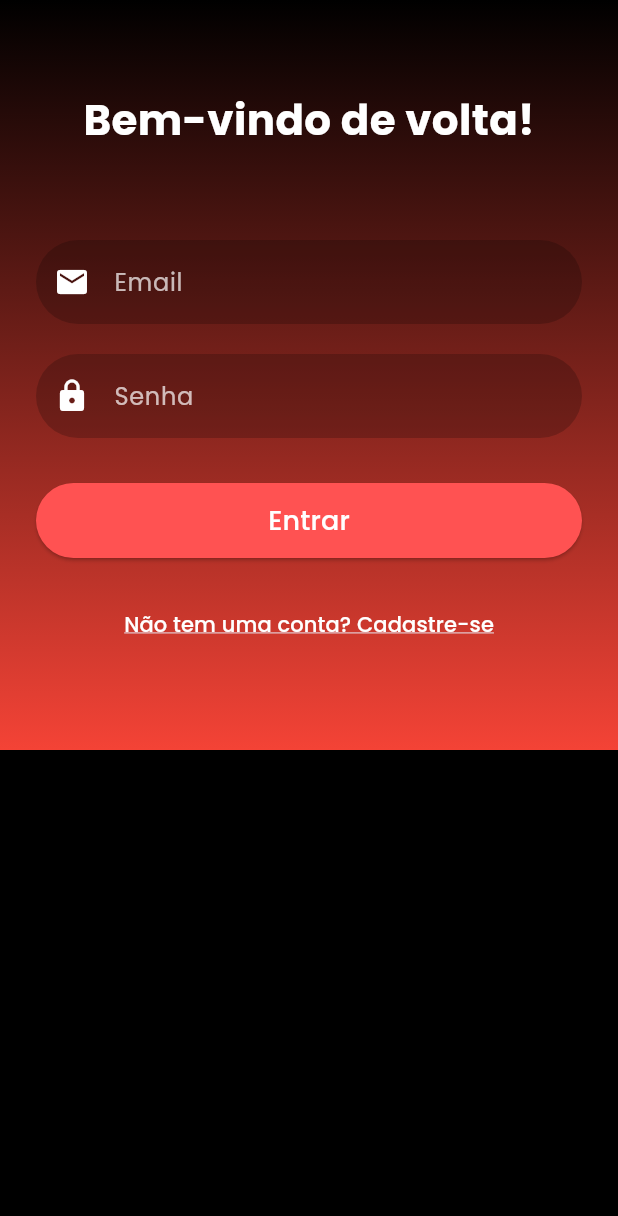
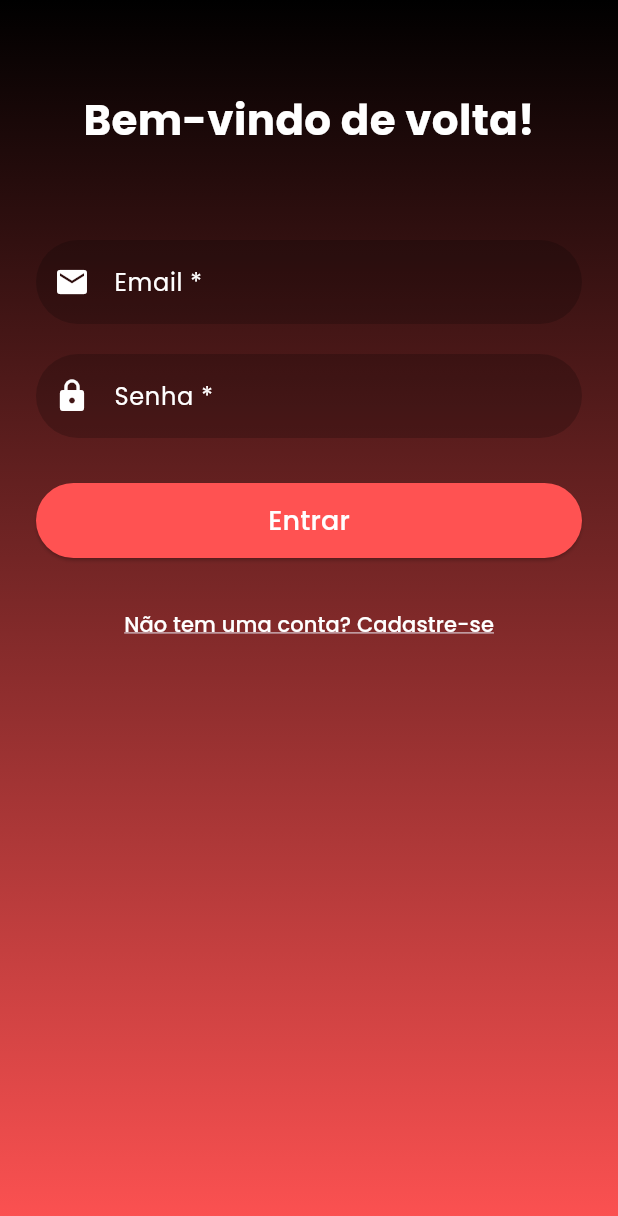
Before and after one commit to JoanaPixel/CatalogoProduto_flutter, a Flutter app: the screen it shows after launch, on a phone screen of 412 x 824 dp. Shown: the top 1216 px of the screen. Run offline on Flutter 3.47's test engine with Material 3 defaults, Android fonts, the phone set to English and light mode, and no system bars; our stand-ins replace flutter_secure_storage, google_fonts, supabase_flutter; accounts and stored records are empty.

Commit message:
2.1.2 - ajustado campo de senha e email

```diff
--- a/lib/screens/login_screen.dart
+++ b/lib/screens/login_screen.dart
@@ -46,9 +46,11 @@ class _LoginScreenState extends State<LoginScreen> {
   Widget build(BuildContext context) {
     return Scaffold(
       body: Container(
+        height: double.infinity,
+        width: double.infinity,
         decoration: const BoxDecoration(
           gradient: LinearGradient(
-            colors: [Colors.black, Colors.red],
+            colors: [Colors.black, Colors.redAccent],
             begin: Alignment.topCenter,
             end: Alignment.bottomCenter,
           ),
@@ -56,6 +58,7 @@ class _LoginScreenState extends State<LoginScreen> {
         padding: const EdgeInsets.symmetric(horizontal: 24.0, vertical: 60),
         child: SingleChildScrollView(
           child: Column(
+            crossAxisAlignment: CrossAxisAlignment.center,
             children: [
               Text(
                 'Bem-vindo de volta!',
@@ -66,25 +69,62 @@ class _LoginScreenState extends State<LoginScreen> {
                 ),
               ),
               const SizedBox(height: 40),
+
               if (_errorMessage != null)
                 Text(
                   _errorMessage!,
                   style: const TextStyle(color: Colors.redAccent),
                 ),
+
               const SizedBox(height: 20),
-              _buildInputField(
+
+              TextFormField(
                 controller: _emailController,
-                hintText: 'Email',
-                icon: Icons.email,
+                style: const TextStyle(color: Colors.white),
+                decoration: InputDecoration(
+                  labelText: 'Email *',
+                  labelStyle: const TextStyle(color: Colors.white),
+                  filled: true,
+                  fillColor: Colors.black.withOpacity(0.2),
+                  prefixIcon: const Icon(Icons.email, color: Colors.white),
+                  border: OutlineInputBorder(
+                    borderRadius: BorderRadius.circular(30),
+                    borderSide: BorderSide.none,
                   ),
+                ),
+                validator: (String? value) {
+                  return (value == null || !value.contains('@'))
+                      ? 'O campo deve conter o caractere @.'
+                      : null;
+                },
+              ),
+
               const SizedBox(height: 20),
-              _buildInputField(
+
+              TextFormField(
                 controller: _passwordController,
-                hintText: 'Senha',
-                icon: Icons.lock,
                 obscureText: true,
+                style: const TextStyle(color: Colors.white),
+                decoration: InputDecoration(
+                  labelText: 'Senha *',
+                  labelStyle: const TextStyle(color: Colors.white),
+                  filled: true,
+                  fillColor: Colors.black.withOpacity(0.2),
+                  prefixIcon: const Icon(Icons.lock, color: Colors.white),
+                  border: OutlineInputBorder(
+                    borderRadius: BorderRadius.circular(30),
+                    borderSide: BorderSide.none,
                   ),
+                ),
+                validator: (String? value) {
+                  return (value == null && value!.isNotEmpty)
+                      ? 'Senha inválida'
+                      : null;
+                },
+              ),
+
               const SizedBox(height: 30),
+
               _isLoading
                   ? const CircularProgressIndicator(color: Colors.white)
                   : SizedBox(
@@ -104,10 +144,11 @@ class _LoginScreenState extends State<LoginScreen> {
                       ),
                     ),
                   ),
+
               const SizedBox(height: 20),
+
               TextButton(
-                onPressed: () {
-                },
+                onPressed: () {},
                 child: Text(
                   "Não tem uma conta? Cadastre-se",
                   style: GoogleFonts.poppins(
@@ -115,35 +156,11 @@ class _LoginScreenState extends State<LoginScreen> {
                     decoration: TextDecoration.underline,
                   ),
                 ),
-              )
+              ),
             ],
           ),
         ),
       ),
     );
   }
-
-  Widget _buildInputField({
-    required TextEditingController controller,
-    required String hintText,
-    required IconData icon,
-    bool obscureText = false,
-  }) {
-    return TextField(
-      controller: controller,
-      obscureText: obscureText,
-      style: const TextStyle(color: Colors.white),
-      decoration: InputDecoration(
-        filled: true,
-        fillColor: Colors.black.withOpacity(0.2),
-        hintText: hintText,
-        hintStyle: const TextStyle(color: Colors.white70),
-        prefixIcon: Icon(icon, color: Colors.white),
-        border: OutlineInputBorder(
-          borderRadius: BorderRadius.circular(30),
-          borderSide: BorderSide.none,
-        ),
-      ),
-    );
 }
-}
```
Lines whose indentation alone changed are shown as unchanged.
